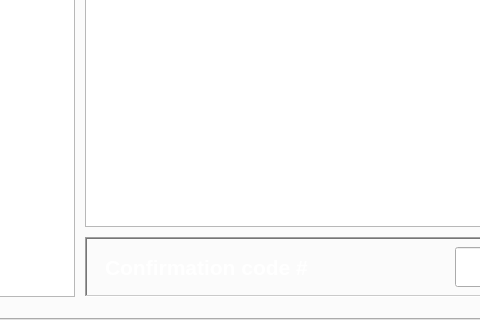
Before: the Qt Designer form src/borg_backup_gui.ui in MTrage/Borg-BackUP-GUI, drawn with Qt 5; both pictures show x 237 to 717 and y 300 to 620 of the 1000 by 620 pixel window.
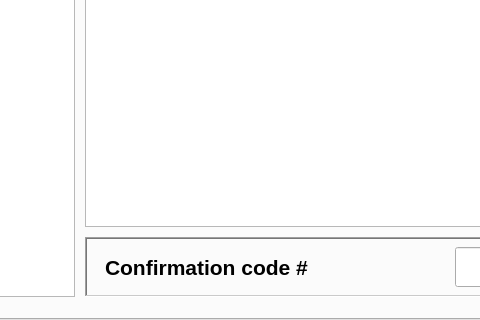
After: the same form once the commit is applied. The open tabs and pages were chosen to show the change.

Commit message: Compatibility adjustments for different Qt themes.

```diff
--- a/src/borg_backup_gui.ui
+++ b/src/borg_backup_gui.ui
@@ -1442,7 +1442,7 @@
        </font>
       </property>
       <property name="styleSheet">
-       <string notr="true">color:#ffffff;</string>
+       <string notr="true"/>
       </property>
       <property name="text">
        <string>Confirmation code #</string>
```
Left out of the diff: 6 changed lines with no effect on the pictures. The commit also changes 1 other file.
